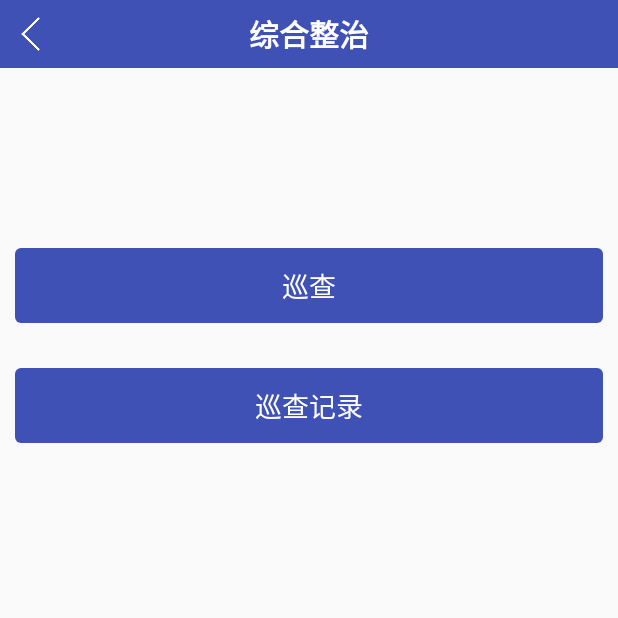
After one commit to 603lyy/cis, an Android app: the TurnActivity screen opened directly, with no data from a screen before it, on a phone screen of 412 x 824 dp, the top half of it. The commit adds this screen. Run offline under Robolectric (Android 15) with nearby library versions, the phone set to English and light mode, and no system bars.

Commit message:
添加跳转界面

```diff
--- a/app/src/main/AndroidManifest.xml
+++ b/app/src/main/AndroidManifest.xml
@@ -47,7 +47,8 @@
                 <category android:name="android.intent.category.LAUNCHER" />
             </intent-filter>
         </activity>
-        <activity android:name=".activity.BaseActivity"></activity>
+        <activity android:name=".activity.BaseActivity" />
+        <activity android:name=".activity.TurnActivity"></activity>
     </application>
 
 </manifest>
--- /dev/null
+++ b/app/src/main/java/com/yaheen/cis/activity/TurnActivity.java
@@ -0,0 +1,35 @@
+package com.yaheen.cis.activity;
+
+import android.os.Bundle;
+import android.view.View;
+import android.widget.TextView;
+
+import com.yaheen.cis.R;
+
+public class TurnActivity extends BaseActivity {
+
+    private TextView tvPatrol,tvRecord;
+
+    @Override
+    protected void onCreate(Bundle savedInstanceState) {
+        super.onCreate(savedInstanceState);
+        setContentView(R.layout.activity_turn);
+
+        tvPatrol = findViewById(R.id.tv_patrol);
+        tvRecord = findViewById(R.id.tv_record);
+
+        tvRecord.setOnClickListener(new View.OnClickListener() {
+            @Override
+            public void onClick(View view) {
+
+            }
+        });
+
+        tvPatrol.setOnClickListener(new View.OnClickListener() {
+            @Override
+            public void onClick(View view) {
+
+            }
+        });
+    }
+}
--- /dev/null
+++ b/app/src/main/res/layout/activity_turn.xml
@@ -0,0 +1,41 @@
+<?xml version="1.0" encoding="utf-8"?>
+<LinearLayout xmlns:android="http://schemas.android.com/apk/res/android"
+    xmlns:app="http://schemas.android.com/apk/res-auto"
+    xmlns:tools="http://schemas.android.com/tools"
+    android:layout_width="match_parent"
+    android:layout_height="match_parent"
+    android:orientation="vertical"
+    tools:context=".activity.TurnActivity">
+
+    <include layout="@layout/item_title_bar" />
+
+    <TextView
+        android:id="@+id/tv_patrol"
+        android:layout_width="match_parent"
+        android:layout_height="50dp"
+        android:layout_marginLeft="10dp"
+        android:layout_marginTop="120dp"
+        android:layout_marginRight="10dp"
+        android:layout_marginBottom="20dp"
+        android:background="@drawable/btn_blue_round"
+        android:gravity="center"
+        android:paddingBottom="10dp"
+        android:paddingTop="10dp"
+        android:text="@string/turn_patrol_text"
+        android:textColor="@color/white"
+        android:textSize="18dp" />
+
+    <TextView
+        android:id="@+id/tv_record"
+        android:layout_width="match_parent"
+        android:layout_height="50dp"
+        android:layout_margin="10dp"
+        android:background="@drawable/btn_blue_round"
+        android:gravity="center"
+        android:paddingBottom="10dp"
+        android:paddingTop="10dp"
+        android:text="@string/turn_record_text"
+        android:textColor="@color/white"
+        android:textSize="18dp" />
+
+</LinearLayout>
--- a/app/src/main/res/layout/item_title_bar.xml
+++ b/app/src/main/res/layout/item_title_bar.xml
@@ -33,7 +33,7 @@
         android:layout_width="match_parent"
         android:layout_height="match_parent"
         android:gravity="center"
-        android:text="印知道"
+        android:text="@string/app_name"
         android:textColor="#ffffff"
         android:textSize="20sp"
         android:textStyle="bold" />
--- a/app/src/main/res/values/strings.xml
+++ b/app/src/main/res/values/strings.xml
@@ -9,4 +9,7 @@
     <string name="login_username_empty">用户名不能为空</string>
     <string name="login_password_empty">密码不能为空</string>
 
+    <string name="turn_patrol_text">巡查</string>
+    <string name="turn_record_text">巡查记录</string>
+
 </resources>
```
